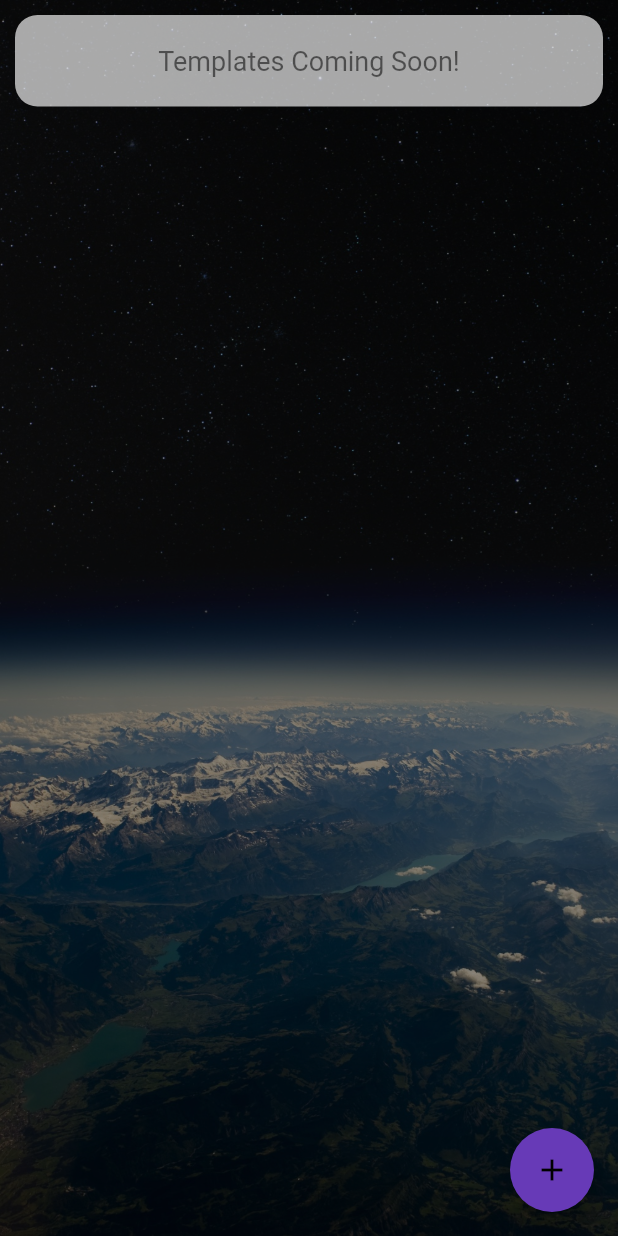
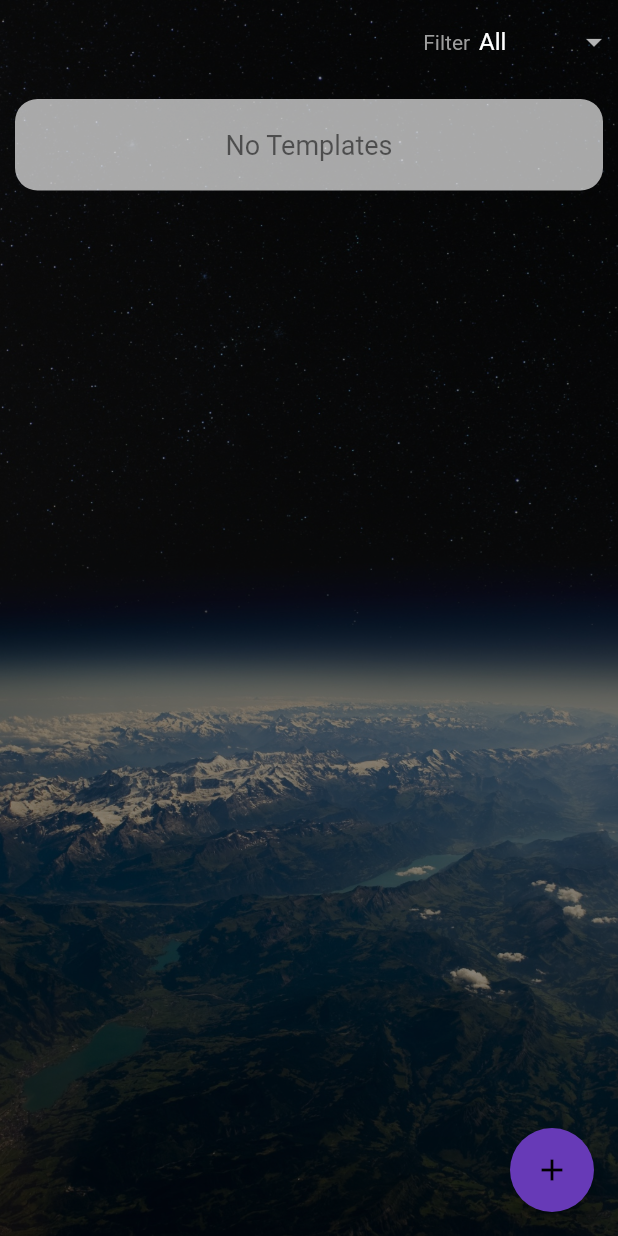
Before and after one commit to DevEngage/engage_library, a Flutter app: the WorldScreen screen opened directly, on a phone screen of 412 x 824 dp. Run offline on Flutter 3.47's test engine with Material 2 defaults, Android fonts, the phone set to English and light mode, and no system bars; our stand-ins replace auto_size_text, cloud_firestore, datetime_picker_formfield, firebase_analytics, firebase_auth, firebase_core and 3 more; missing offline and left inert: app_tracking_transparency; accounts and stored records are empty; Roboto replaces fonts that are missing (ProductSans).

Commit message:
working on the templates

```diff
--- a/lib/controllers/template_controller.dart
+++ b/lib/controllers/template_controller.dart
@@ -12,6 +12,8 @@ class TemplateController extends GetxController {
   int goalsCompleted = 0;
   int tasksCompleted = 0;
   TemplateModel? templateEdit;
+  List<String> filterList = ['All', 'Mine', 'Premium'];
+  String selectedFilter = 'All';
   final ref = FirebaseFirestore.instance
       .collection('templates')
       .withConverter<TemplateModel>(
@@ -35,6 +37,15 @@ class TemplateController extends GetxController {
   void onClose() {
     super.onClose();
   }
+
+  // getFilterState() {
+  //   if (selectedFilter == filterList[1]) {
+  //     return false;
+  //   } else if (selectedFilter == filterList[2]) {
+  //     return true;
+  //   }
+  //   return null;
+  // }
 
   get ownerRef {
     FirebaseAuth auth = FirebaseAuth.instance;
--- a/lib/screens/world_screen.dart
+++ b/lib/screens/world_screen.dart
@@ -1,5 +1,7 @@
+import 'package:cloud_firestore/cloud_firestore.dart';
 import 'package:earn_it/controllers/template_controller.dart';
 import 'package:earn_it/models/template_model.dart';
+import 'package:earn_it/widgets/template_item.dart';
 import 'package:flutter/cupertino.dart';
 import 'package:flutter/material.dart';
 import 'package:get/get.dart';
@@ -35,10 +37,91 @@ class WorldScreen extends StatelessWidget {
                     Colors.black45,
                     BlendMode
                         .srcOver))), // Image.asset('assets/imgs/background.png') ),
-        child: ListView(
+        child: GetBuilder<TemplateController>(
+          builder: (_) => ListView(
             children: <Widget>[
-            Row(
+              // Container(
+              //   color: Colors.black38,
+              //   child: Padding(
+              //     padding:
+              //         const EdgeInsets.symmetric(vertical: 10, horizontal: 10),
+              //     child: TextFormField(
+              //       // initialValue: goalController.lastQuery,
+              //       onChanged: (value) {
+              //         goalController.search(value);
+              //       },
+              //       style: Theme.of(context)
+              //           .textTheme
+              //           .bodyText1!
+              //           .copyWith(color: Colors.white, letterSpacing: 1.2),
+              //       decoration: InputDecoration(
+              //         border: InputBorder.none,
+              //         hintText: "Search",
+              //         focusColor: Colors.white,
+              //         hintStyle: Theme.of(context)
+              //             .textTheme
+              //             .bodyText1!
+              //             .copyWith(color: Colors.white54),
+              //         icon: Icon(
+              //           Icons.search,
+              //           color: Colors.greenAccent,
+              //         ),
+              //         contentPadding: EdgeInsets.zero,
+              //       ),
+              //       keyboardType: TextInputType.text,
+              //     ),
+              //   ),
+              // ),
+              // SizedBox(
+              //   height: 50,
+              // ),
+              Container(
+                padding: const EdgeInsets.all(4),
+                child: Row(
+                  mainAxisAlignment: MainAxisAlignment.end,
                   children: <Widget>[
+                    Container(
+                      padding: const EdgeInsets.only(right: 6),
+                      child: Text(
+                        'Filter',
+                        style: TextStyle(fontSize: 14),
+                      ),
+                    ),
+                    DropdownButtonHideUnderline(
+                      child: DropdownButton<dynamic>(
+                        hint: Text(
+                          ' ',
+                          style: TextStyle(color: Colors.grey.shade500),
+                        ),
+                        // underline: Container(
+                        //   height: 2,
+                        //   color: Colors.deepPurpleAccent,
+                        // ),
+                        value: templateController.selectedFilter,
+                        onChanged: (dynamic newValue) {
+                          templateController.selectedFilter = newValue;
+                          templateController.update();
+                        },
+                        items: templateController.filterList.map((item) {
+                          return DropdownMenuItem(
+                            value: item,
+                            child: Text(item),
+                          );
+                        }).toList(),
+                      ),
+                    ),
+                  ],
+                ),
+              ),
+              StreamBuilder<QuerySnapshot>(
+                  stream: templateController.ref.snapshots(),
+                  builder: (BuildContext context,
+                      AsyncSnapshot<QuerySnapshot> snapshot) {
+                    print(snapshot);
+                    if (!snapshot.hasData ||
+                        snapshot.data?.docs == null ||
+                        snapshot.data!.docs.length < 1)
+                      return Row(children: <Widget>[
                         Expanded(
                           child: Container(
                             margin: const EdgeInsets.all(10),
@@ -46,20 +129,32 @@ class WorldScreen extends StatelessWidget {
                             // color: Colors.green,
                             decoration: BoxDecoration(
                               color: Colors.white.withOpacity(0.65),
-                        borderRadius:
-                            BorderRadius.all(const Radius.circular(15.0))),
+                              borderRadius: BorderRadius.all(
+                                const Radius.circular(15.0),
+                              ),
+                            ),
                             child: Center(
                               child: Text(
-                        'Templates Coming Soon!',
-                        style: TextStyle(fontSize: 18, color: Colors.black54),
+                                'No Templates',
+                                style: TextStyle(
+                                    fontSize: 18, color: Colors.black54),
                               ),
                             ),
                           ),
+                        ),
+                      ]);
+                    else
+                      return Column(
+                        children: [
+                          for (var item in snapshot.data?.docs ?? [])
+                            TemplateItem(
+                              template: item.data() as TemplateModel,
                             )
                         ],
+                      );
+                  }),
+            ],
           ),
-            // GoalItem(),
-          ],
         ),
       ),
     );
```
Also changed, not shown: lib/controllers/goal_controller.dart (+12 -0 lines), lib/screens/home_screen.dart (+38 -0 lines). Lines whose indentation alone changed are shown as unchanged.
